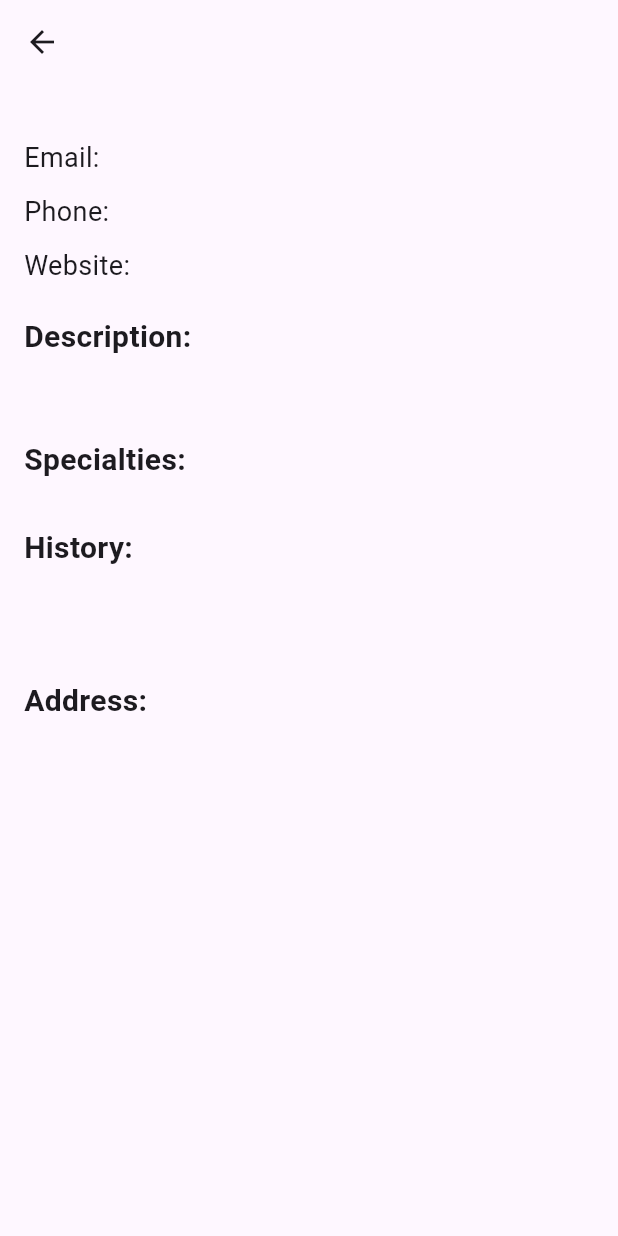
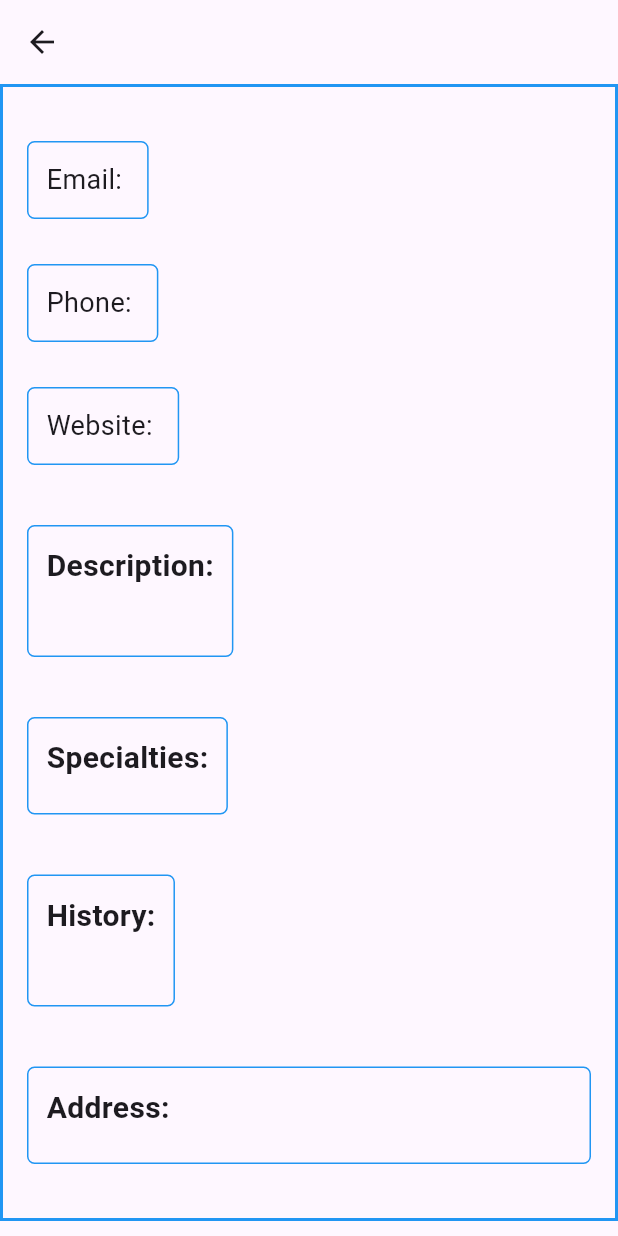
Before and after one commit to Tusharnp16/healthify, a Flutter app: the HospitalDetailsScreen screen opened directly with empty values, on a phone screen of 412 x 824 dp. Run offline on Flutter 3.47's test engine with Material 3 defaults, Android fonts, the phone set to English and light mode, and no system bars; our stand-ins replace cloud_firestore, firebase_auth, firebase_core, firebase_storage, flutter_local_notifications, flutter_rating_bar and 12 more; missing offline and left inert: flutter_pdfview, razorpay_flutter; accounts and stored records are empty; network calls fail.

Commit message:
Hospital UI updated And added new field

```diff
--- /dev/null
+++ b/lib/constants.dart
@@ -0,0 +1 @@
+String? globalEmailID;
--- a/lib/hospital.dart
+++ b/lib/hospital.dart
@@ -66,6 +66,8 @@ Future<List<Hospitals>> fetchHospitals() async {
     return [];
   }
 }
+// Import your HospitalDetailsScreen here
+
 class HospitalScreen extends StatelessWidget {
   @override
   Widget build(BuildContext context) {
@@ -88,7 +90,13 @@ class HospitalScreen extends StatelessWidget {
                 final hospital = hospitals[index];
                 final imageUrl = hospital.photoUrl.isNotEmpty ? hospital.photoUrl[0] : '';
                 final locationCount = hospital.address.hLoc.length;
-                return ListTile(
+                return Container(
+                  decoration: BoxDecoration(
+                    border: Border.all(color: Colors.blue, width: 1.0),
+                    borderRadius: BorderRadius.circular(5.0),
+                  ),
+                  margin: EdgeInsets.symmetric(horizontal: 8.0, vertical: 4.0),
+                  child: ListTile(
                     title: Text(hospital.name),
                     subtitle: Column(
                       crossAxisAlignment: CrossAxisAlignment.start,
@@ -127,6 +135,7 @@ class HospitalScreen extends StatelessWidget {
                         ),
                       );
                     },
+                  ),
                 );
               },
             );
@@ -136,6 +145,12 @@ class HospitalScreen extends StatelessWidget {
     );
   }
 }
+
+
+
+
+
+
 
 class HospitalDetailsScreen extends StatelessWidget {
   final Hospitals hospital;
@@ -148,34 +163,50 @@ class HospitalDetailsScreen extends StatelessWidget {
       appBar: AppBar(
         title: Text(hospital.name),
       ),
-      body: SingleChildScrollView(
+      body: Container(
+        decoration: BoxDecoration(
+          border: Border.all(color: Colors.blue, width: 2.0),
+        ),
+        child: SingleChildScrollView(
           padding: EdgeInsets.all(16.0),
           child: Column(
             crossAxisAlignment: CrossAxisAlignment.start,
             children: [
               if (hospital.photoUrl.isNotEmpty)
-              Image.network(
+                _buildBorderContainer(
+                  child: Image.network(
                     hospital.photoUrl[0],
                     height: 200,
                     width: MediaQuery.of(context).size.width,
                     fit: BoxFit.cover,
                   ),
+                ),
               SizedBox(height: 20),
-            Text(
+              _buildBorderContainer(
+                child: Text(
                   'Email: ${hospital.email}',
                   style: TextStyle(fontSize: 18),
                 ),
+              ),
               SizedBox(height: 10),
-            Text(
+              _buildBorderContainer(
+                child: Text(
                   'Phone: ${hospital.phoneNumber}',
                   style: TextStyle(fontSize: 18),
                 ),
+              ),
               SizedBox(height: 10),
-            Text(
+              _buildBorderContainer(
+                child: Text(
                   'Website: ${hospital.website}',
                   style: TextStyle(fontSize: 18),
                 ),
+              ),
               SizedBox(height: 20),
+              _buildBorderContainer(
+                child: Column(
+                  crossAxisAlignment: CrossAxisAlignment.start,
+                  children: [
                     Text(
                       'Description:',
                       style: TextStyle(fontSize: 20, fontWeight: FontWeight.bold),
@@ -185,7 +216,14 @@ class HospitalDetailsScreen extends StatelessWidget {
                       hospital.description,
                       style: TextStyle(fontSize: 16),
                     ),
+                  ],
+                ),
+              ),
               SizedBox(height: 20),
+              _buildBorderContainer(
+                child: Column(
+                  crossAxisAlignment: CrossAxisAlignment.start,
+                  children: [
                     Text(
                       'Specialties:',
                       style: TextStyle(fontSize: 20, fontWeight: FontWeight.bold),
@@ -199,7 +237,14 @@ class HospitalDetailsScreen extends StatelessWidget {
                         );
                       }).toList(),
                     ),
+                  ],
+                ),
+              ),
               SizedBox(height: 20),
+              _buildBorderContainer(
+                child: Column(
+                  crossAxisAlignment: CrossAxisAlignment.start,
+                  children: [
                     Text(
                       'History:',
                       style: TextStyle(fontSize: 20, fontWeight: FontWeight.bold),
@@ -209,14 +254,14 @@ class HospitalDetailsScreen extends StatelessWidget {
                       hospital.history.join('\n'),
                       style: TextStyle(fontSize: 16),
                     ),
+                  ],
+                ),
+              ),
               SizedBox(height: 20),
-            // Text(
-            //   'Address:',
-            //   style: TextStyle(fontSize: 20, fontWeight: FontWeight.bold),
-            // ),
-            // SizedBox(height: 10),
-            // Text('Address: ${hospital.address.hAdd[0]}, City: ${hospital.address.hCity[0]}, State: ${hospital.address.hState[0]}'),
-            SizedBox(height: 20),
+              _buildBorderContainer(
+                child: Column(
+                  crossAxisAlignment: CrossAxisAlignment.start,
+                  children: [
                     Text(
                       'Address:',
                       style: TextStyle(fontSize: 20, fontWeight: FontWeight.bold),
@@ -224,7 +269,6 @@ class HospitalDetailsScreen extends StatelessWidget {
                     SizedBox(height: 10),
                     ListView.builder(
                       shrinkWrap: true,
-
                       itemCount: hospital.address.hLoc.length,
                       itemBuilder: (context, index) {
                         return Text('${hospital.address.hAdd[index]}, City: ${hospital.address.hCity[index]}, State: ${hospital.address.hState[index]} Latitude: ${hospital.address.hLoc[index].latitude}, Longitude: ${hospital.address.hLoc[index].longitude}');
@@ -233,6 +277,24 @@ class HospitalDetailsScreen extends StatelessWidget {
                   ],
                 ),
               ),
+            ],
+          ),
+        ),
+      ),
+    );
+  }
+
+  Widget _buildBorderContainer({required Widget child}) {
+    return Container(
+      margin: EdgeInsets.only(bottom: 20.0),
+      decoration: BoxDecoration(
+        border: Border.all(color: Colors.blue, width: 1.0),
+        borderRadius: BorderRadius.circular(5.0),
+      ),
+      child: Padding(
+        padding: EdgeInsets.all(12.0),
+        child: child,
+      ),
     );
   }
 }
--- a/lib/navigation_menu.dart
+++ b/lib/navigation_menu.dart
@@ -7,6 +7,8 @@ import 'package:healthify/hospital.dart';
 import 'package:healthify/login.dart';
 import 'package:healthify/more.dart';
 import 'package:healthify/profile.dart';
+
+import 'option.dart';
 
 
 class NavigationMenu extends StatefulWidget {
@@ -20,7 +22,7 @@ class _NavigationMenuState extends State<NavigationMenu> {
   List<Widget> widgetOptions = <Widget>[
     home(),
     Doctor(),
-    HospitalScreen(),// to add the Hospital page in this u have write all the field
+    option(),// to add the Hospital page in this u have write all the field
     more()
   ];
 
--- a/pubspec.yaml
+++ b/pubspec.yaml
@@ -48,8 +48,11 @@ dependencies:
   cloud_firestore:
   flutter_rating_bar: ^4.0.0
   sqflite: ^2.0.0+3
+  google_maps_flutter: ^2.0.10
+  location: 5.0.3
+  permission_handler:
   url_launcher:
-#  rive: ^0.9.0
+  #  rive: ^0.9.0
   get:
   lottie: ^3.1.0
   razorpay_flutter: ^1.3.5
```
Also changed, not shown: lib/ambulance.dart (added, +90 -0 lines), lib/login.dart (+29 -56 lines), lib/more.dart (+10 -2 lines), lib/option.dart (added, +72 -0 lines), lib/profile.dart (+34 -3 lines), lib/profilenew.dart (added, +115 -0 lines), assets/images/hospital.jpg (added), assets/images/lab.jpg (added), assets/images/phsio.jpeg (added), pubspec.lock, 3 other files. Lines whose indentation alone changed are shown as unchanged.
